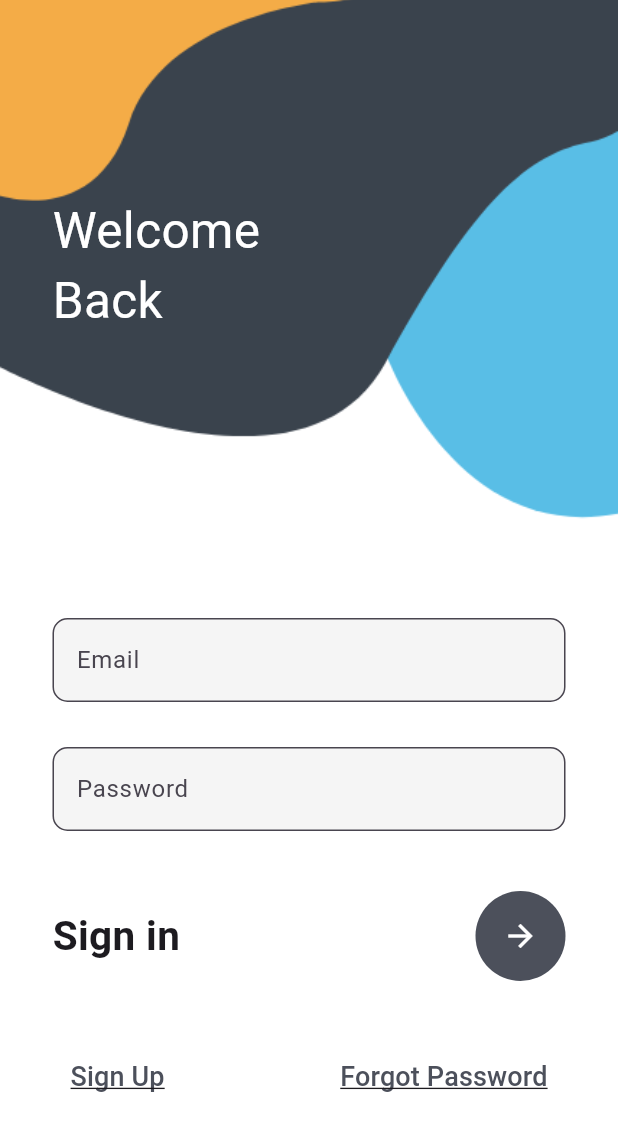
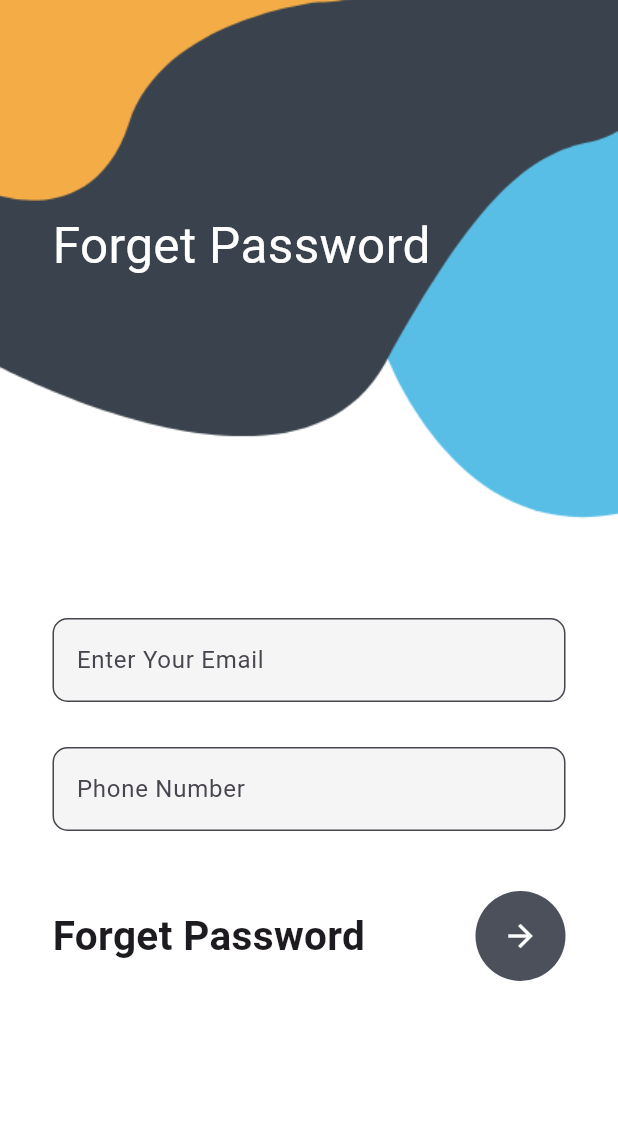
Before and after one commit to jmrashed/advanced-login-register-flutter-ui-kit, a Flutter app: the screen it shows after launch, after a tap on "Forgot Password", on a phone screen of 412 x 824 dp. Shown: the top 1131 px of the screen. Run offline on Flutter 3.47's test engine with Material 3 defaults, Android fonts, the phone set to English and light mode, and no system bars.

Commit message:
add forget screen

```diff
--- /dev/null
+++ b/lib/forget.dart
@@ -0,0 +1,95 @@
+import 'package:flutter/material.dart';
+class MyForget extends StatefulWidget {
+  const MyForget({super.key});
+
+  @override
+  State<MyForget> createState() => _MyForgetState();
+}
+
+class _MyForgetState extends State<MyForget> {
+  @override
+  Widget build(BuildContext context) {
+    return Container(
+
+      decoration: BoxDecoration(
+        image: DecorationImage(
+            image: AssetImage('assets/login.png'), fit: BoxFit.cover),
+      ),
+      child: Scaffold(
+        backgroundColor: Colors.transparent,
+        body: Stack(
+          children: [
+            Container(),
+            Container(
+              padding: EdgeInsets.only(left: 35, top: 140),
+              child: Text('Forget Password', style: TextStyle(color: Colors.white, fontSize: 33),),
+            ),
+            SingleChildScrollView(
+              child: Container(
+                padding: EdgeInsets.only(
+                    top: MediaQuery.of(context).size.height * 0.5),
+                child: Column(
+                  crossAxisAlignment: CrossAxisAlignment.start,
+                    children: [
+                      Container(
+                        margin: EdgeInsets.only(left: 35, right: 35),
+                        child: Column(
+                          children: [
+                            TextField(
+
+                              style: TextStyle(color: Colors.black),
+                              decoration: InputDecoration(
+                                fillColor: Colors.grey.shade100,
+                                filled: true,
+                                hintText: 'Enter Your Email',
+                                border: OutlineInputBorder(borderRadius: BorderRadius.circular(10))
+
+                              ),
+                            ),
+                            SizedBox(height: 30,),
+                            TextField(
+                              style: TextStyle(color: Colors.black),
+                              decoration: InputDecoration(
+                                fillColor: Colors.grey.shade100,
+                                filled: true,
+                                hintText: 'Phone Number',
+                                border: OutlineInputBorder(
+                                  borderRadius: BorderRadius.circular(10)
+                                )
+                              ),
+                            ),
+                            const SizedBox(
+                              height: 40,
+                            ),
+                             Row(
+                              mainAxisAlignment: MainAxisAlignment.spaceBetween,
+                              children: [
+                                Text('Forget Password',style: TextStyle(
+                                    fontSize: 27, fontWeight: FontWeight.w700
+                                )),
+                                CircleAvatar(
+                                  radius: 30,
+                                  backgroundColor: Color(0xff4c505b),
+                                  child: IconButton(
+                                      color: Colors.white,
+                                      onPressed: () {},
+                                      icon: Icon(
+                                        Icons.arrow_forward,
+                                      )),
+                                )
+                              ],
+                            )
+                          ],
+                        ),
+                      )
+                    ],
+                )
+
+              ),
+            )
+          ],
+        ),
+      ),
+    );
+  }
+}
--- a/lib/login.dart
+++ b/lib/login.dart
@@ -106,7 +106,9 @@ class _MyLoginState extends State<MyLogin> {
                                 style: ButtonStyle(),
                               ),
                               TextButton(
-                                  onPressed: () {},
+                                  onPressed: () {
+                                    Navigator.pushNamed(context, 'forget');
+                                  },
                                   child: Text(
                                     'Forgot Password',
                                     style: TextStyle(
--- a/lib/main.dart
+++ b/lib/main.dart
@@ -1,4 +1,6 @@
+import 'package:advanced_login_app/forget.dart';
 import 'package:advanced_login_app/login.dart';
+import 'package:advanced_login_app/otp.dart';
 import 'package:advanced_login_app/register.dart';
 import 'package:flutter/material.dart';
 
@@ -10,6 +12,8 @@ void main() {
     routes: {
       'register': (context) =>const MyRegister(),
       'login': (context) => const MyLogin(),
+      'forget': (context) => const MyForget(),
+      'otp' : (context) => const Otp()
     },
   ));
 }
--- /dev/null
+++ b/lib/otp.dart
@@ -0,0 +1,19 @@
+import 'package:flutter/material.dart';
+class Otp extends StatefulWidget {
+  const Otp({super.key});
+
+  @override
+  State<Otp> createState() => _OtpState();
+}
+
+class _OtpState extends State<Otp> {
+  @override
+  Widget build(BuildContext context) {
+    return Container(
+        decoration: BoxDecoration(
+          image: DecorationImage(
+              image: AssetImage('assets/login.png'), fit: BoxFit.cover),
+        )
+    );
+  }
+}
```
